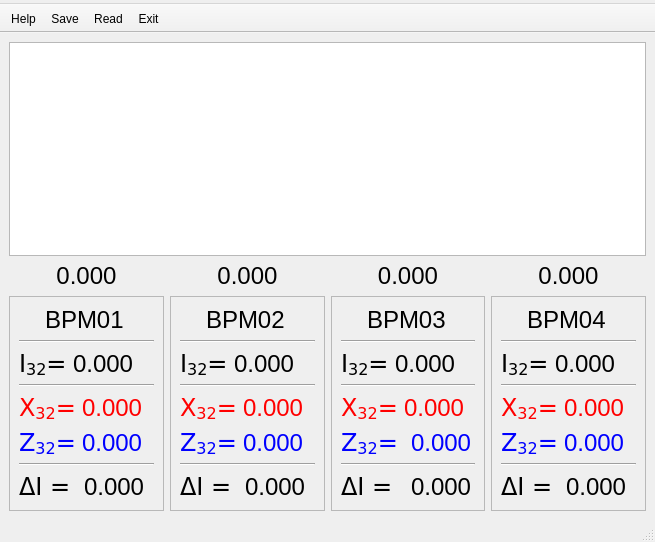
The window that MainWindow.ui (Snake9889/CDV) describes before a commit, drawn with Qt 5.
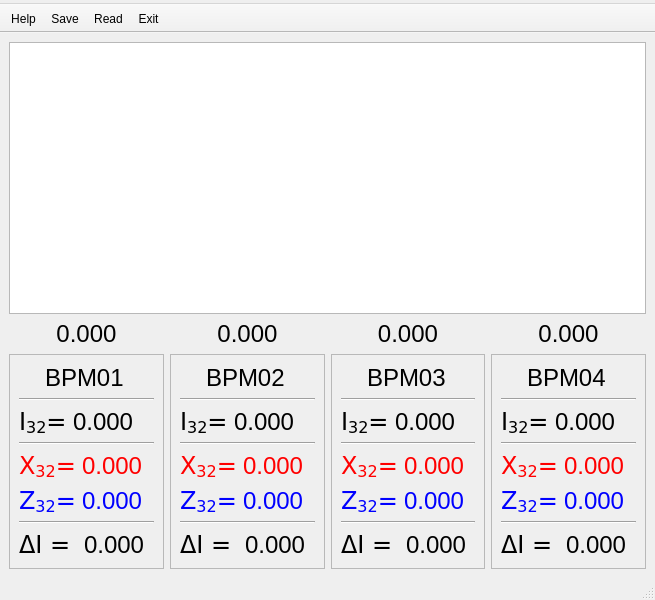
The same window after the commit. Custom widgets are drawn as their Qt base class.

What changed in the file:
```diff
--- a/MainWindow.ui
+++ b/MainWindow.ui
@@ -10,7 +10,7 @@
     <x>0</x>
     <y>0</y>
     <width>655</width>
-    <height>542</height>
+    <height>600</height>
    </rect>
   </property>
   <property name="sizePolicy">
@@ -272,9 +272,6 @@
                  <property name="text">
                   <string>0.000</string>
                  </property>
-                 <property name="alignment">
-                  <set>Qt::AlignLeading|Qt::AlignLeft|Qt::AlignVCenter</set>
-                 </property>
                 </widget>
                </item>
               </layout>
@@ -622,9 +619,6 @@
                  <property name="text">
                   <string>0.000</string>
                  </property>
-                 <property name="alignment">
-                  <set>Qt::AlignLeading|Qt::AlignLeft|Qt::AlignVCenter</set>
-                 </property>
                 </widget>
                </item>
               </layout>
@@ -963,16 +957,13 @@
                  <property name="text">
                   <string>0.000</string>
                  </property>
-                 <property name="alignment">
-                  <set>Qt::AlignLeading|Qt::AlignLeft|Qt::AlignVCenter</set>
-                 </property>
                 </widget>
                </item>
               </layout>
              </item>
              <item>
-              <layout class="QHBoxLayout" name="horizontalLayout_14">
-               <item>
+              <layout class="QFormLayout" name="formLayout_3">
+               <item row="0" column="0">
                 <widget class="QLabel" name="z_label_3">
                  <property name="sizePolicy">
                   <sizepolicy hsizetype="Minimum" vsizetype="Minimum">
@@ -997,7 +988,7 @@
                  </property>
                 </widget>
                </item>
-               <item>
+               <item row="0" column="1">
                 <widget class="QLabel" name="value_z_3">
                  <property name="sizePolicy">
                   <sizepolicy hsizetype="Minimum" vsizetype="Minimum">
@@ -1031,8 +1022,8 @@
               </widget>
              </item>
              <item>
-              <layout class="QHBoxLayout" name="horizontalLayout_15">
-               <item>
+              <layout class="QFormLayout" name="formLayout_8">
+               <item row="0" column="0">
                 <widget class="QLabel" name="delta_label_3">
                  <property name="sizePolicy">
                   <sizepolicy hsizetype="Minimum" vsizetype="Minimum">
@@ -1057,7 +1048,7 @@
                  </property>
                 </widget>
                </item>
-               <item>
+               <item row="0" column="1">
                 <widget class="QLabel" name="delta_3">
                  <property name="sizePolicy">
                   <sizepolicy hsizetype="Minimum" vsizetype="Minimum">
@@ -1304,9 +1295,6 @@
                  <property name="text">
                   <string>0.000</string>
                  </property>
-                 <property name="alignment">
-                  <set>Qt::AlignLeading|Qt::AlignLeft|Qt::AlignVCenter</set>
-                 </property>
                 </widget>
                </item>
               </layout>
```
Left out of the diff: 2 changed lines with no effect on the pictures.
